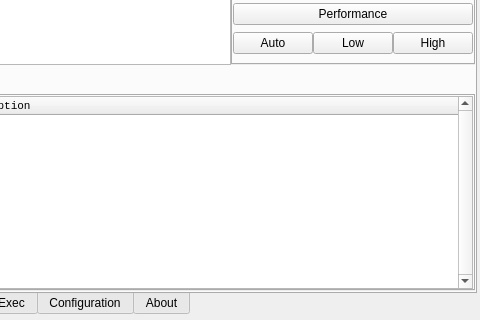
Above: radeon-profile/radeon_profile.ui from marazmista/radeon-profile before the change; both pictures show x 352 to 832 and y 164 to 484 of the 832 by 484 pixel window. Below: the same form after it.
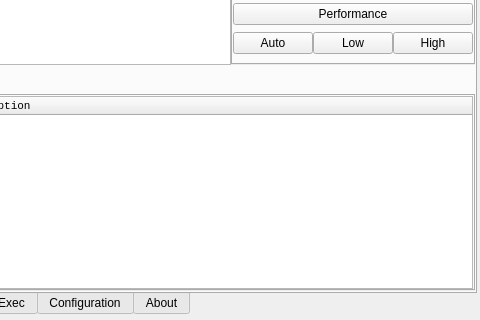
That is the form after the change. The open tabs and pages were chosen to show the change. Icons and pictures are not drawn. Custom widgets are drawn as their Qt base class.

Patch:
```diff
--- a/radeon-profile/radeon_profile.ui
+++ b/radeon-profile/radeon_profile.ui
@@ -702,13 +702,8 @@
                <font>
                 <family>Monospace</family>
                 <pointsize>8</pointsize>
-                <weight>50</weight>
-                <bold>false</bold>
                </font>
               </property>
-              <property name="verticalScrollBarPolicy">
-               <enum>Qt::ScrollBarAlwaysOn</enum>
-              </property>
               <property name="editTriggers">
                <set>QAbstractItemView::NoEditTriggers</set>
               </property>
```
